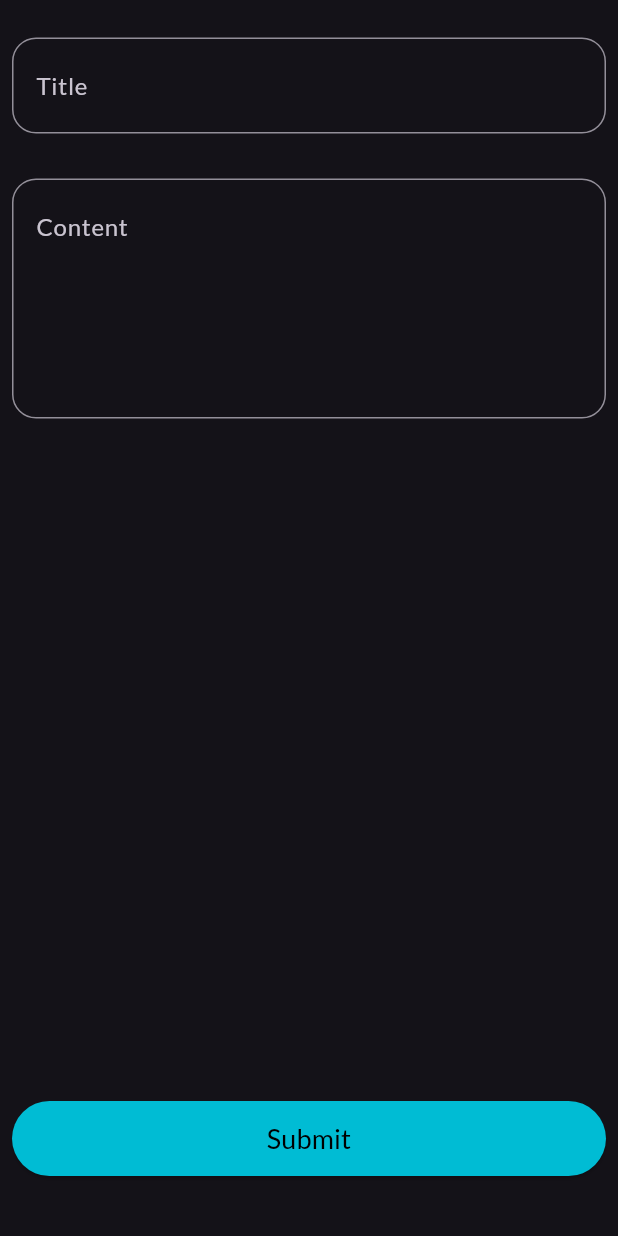
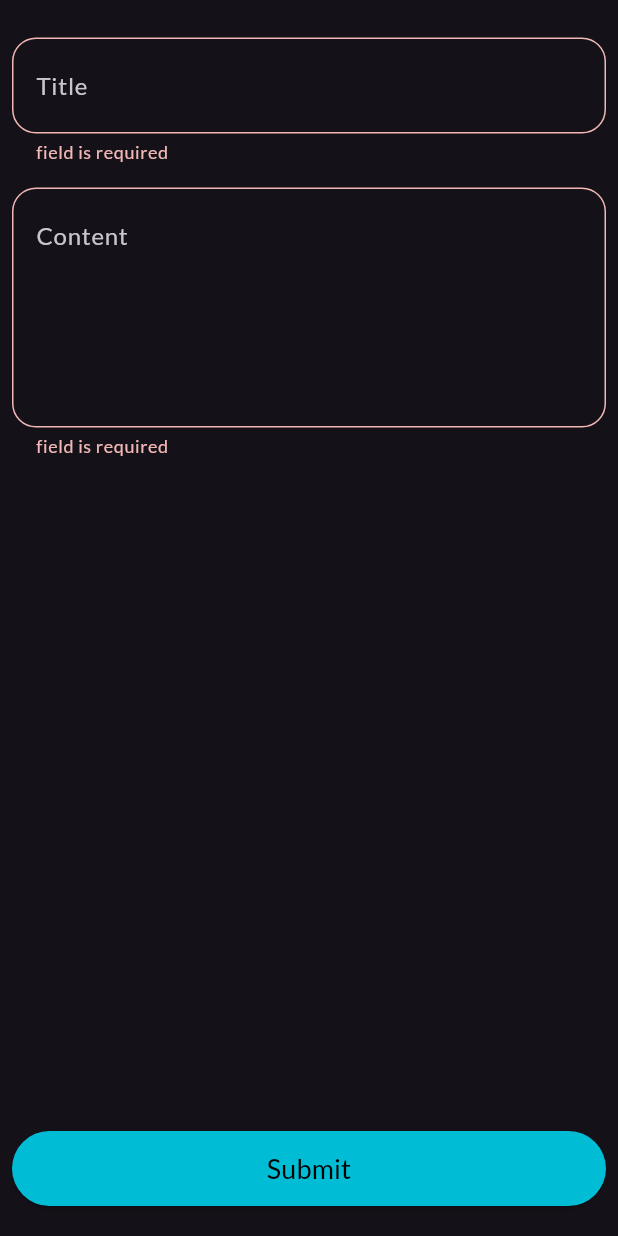
Before and after one commit to Abdullah-Mahran1/notes_app, a Flutter app: the ModalSheet widget shown alone on an empty page, opened directly, after a tap on "Submit", on a phone screen of 412 x 824 dp. Run offline on Flutter 3.47's test engine with Material 3 defaults, Android fonts, the phone set to English and light mode, and no system bars; our stand-ins replace bloc, hive_flutter; accounts and stored records are empty.

```diff
--- a/lib/constants.dart
+++ b/lib/constants.dart
@@ -1,3 +1,4 @@
 import 'package:flutter/material.dart';
 
 const primaryColor = Colors.cyan;
+const notesBox = 'notes_box';
--- a/lib/views/notes_view.dart
+++ b/lib/views/notes_view.dart
@@ -49,37 +49,66 @@ Widget cardsListView() {
   );
 }
 
-class ModalSheet extends StatelessWidget {
+class ModalSheet extends StatefulWidget {
   ModalSheet({super.key});
 
   @override
+  State<ModalSheet> createState() => _ModalSheetState();
+}
+
+class _ModalSheetState extends State<ModalSheet> {
+  AutovalidateMode autovalidateMode = AutovalidateMode.disabled;
+
+  final GlobalKey<FormState> formKey = GlobalKey();
+  String? title, description;
+  @override
   Widget build(BuildContext context) {
-    return Container(
+    return Form(
+      key: formKey,
+      child: Container(
           child: Column(children: [
-      SizedBox(
+        const SizedBox(
           height: 25,
         ),
-      TextField1(hintText: 'Title'),
-      SizedBox(height: 30),
-      TextField1(hintText: 'Content', maxLines: 5),
+        TextField1(
+          hintText: 'Title',
+          onSaved: (val) {
+            title = val;
+          },
+        ),
+        // const SizedBox(height: 20),
+        TextField1(
+          hintText: 'Content',
+          maxLines: 5,
+          onSaved: (val) {
+            description = val;
+          },
+        ),
         Expanded(
             child: Placeholder(
           color: Colors.transparent,
         )),
         Container(
-        padding: const EdgeInsets.symmetric(vertical: 40, horizontal: 8),
+          padding: const EdgeInsets.symmetric(vertical: 20, horizontal: 8),
           width: MediaQuery.of(context).size.width,
-        height: 130,
+          height: 90,
           child: ElevatedButton(
-          onPressed: () {},
-          child: Text(
+            onPressed: () {
+              if (formKey.currentState!.validate()) {
+                formKey.currentState!.save();
+              } else {
+                autovalidateMode = AutovalidateMode.always;
+              }
+            },
+            style: ButtonStyle(
+                backgroundColor: WidgetStateProperty.all(primaryColor)),
+            child: const Text(
               'Submit',
               style: TextStyle(color: Colors.black, fontSize: 18),
             ),
-          style: ButtonStyle(
-              backgroundColor: WidgetStateProperty.all(primaryColor)),
           ),
         )
-    ]));
+      ])),
+    );
   }
 }
--- a/lib/widgets/text_field1.dart
+++ b/lib/widgets/text_field1.dart
@@ -2,21 +2,26 @@ import 'package:flutter/material.dart';
 import 'package:notes_app/constants.dart';
 
 class TextField1 extends StatelessWidget {
-  Color focusColor;
-  String hintText;
-  int maxLines;
-  TextField1(
-      {super.key,
-      this.focusColor = primaryColor,
-      this.hintText = '',
-      this.maxLines = 1});
+  final String hintText;
+  final int maxLines;
+  final void Function(String?)? onSaved;
+  const TextField1(
+      {super.key, this.hintText = '', this.maxLines = 1, this.onSaved});
 
   @override
   Widget build(BuildContext context) {
     return Padding(
-      padding: const EdgeInsets.symmetric(horizontal: 8),
-      child: TextField(
-        cursorColor: focusColor,
+      padding: const EdgeInsets.only(left: 8, right: 8, bottom: 16),
+      child: TextFormField(
+        onSaved: onSaved,
+        validator: (value) {
+          if (value?.isEmpty ?? true) {
+            return 'field is required';
+          } else {
+            return null;
+          }
+        },
+        cursorColor: primaryColor,
         maxLines: maxLines,
         decoration: InputDecoration(
             contentPadding: const EdgeInsets.symmetric(
@@ -25,7 +30,7 @@ class TextField1 extends StatelessWidget {
             hintText: hintText,
             focusedBorder: OutlineInputBorder(
                 borderRadius: BorderRadius.circular(16),
-                borderSide: BorderSide(color: focusColor ?? primaryColor)),
+                borderSide: const BorderSide(color: primaryColor)),
             border:
                 OutlineInputBorder(borderRadius: BorderRadius.circular(16))),
       ),
--- a/pubspec.yaml
+++ b/pubspec.yaml
@@ -36,6 +36,7 @@ dependencies:
   # Use with the CupertinoIcons class for iOS style icons.
   cupertino_icons: ^1.0.6
   hive_flutter: ^1.1.0
+  bloc: ^8.1.4
 
 dev_dependencies:
   build_runner: ^2.4.11
```
Also changed, not shown: lib/cubits/cubit/add_card_cubit.dart (added, +19 -0 lines), lib/cubits/cubit/add_card_state.dart (added, +16 -0 lines), lib/main.dart (+6 -2 lines), pubspec.lock. Lines whose indentation alone changed are shown as unchanged.
